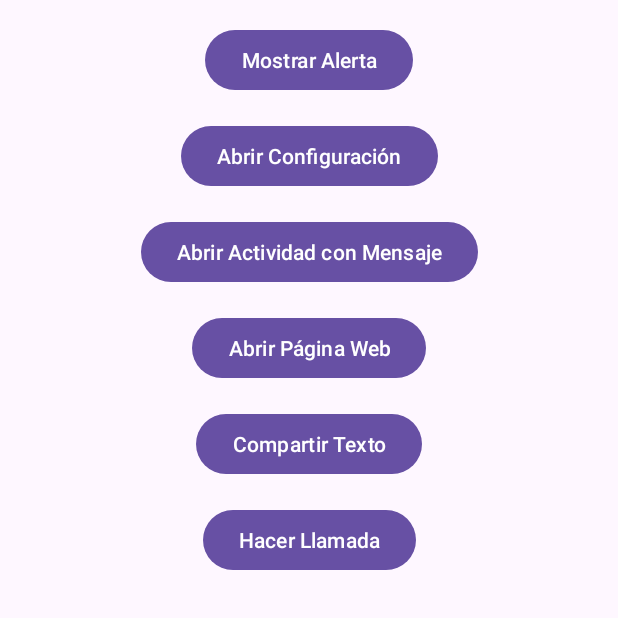
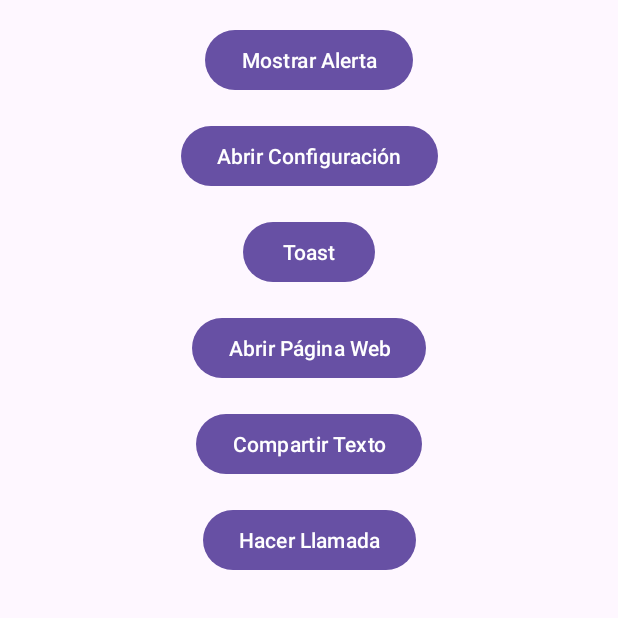
Before and after one commit to IKER1208/intents, an Android app: the screen it shows after launch (MainActivity), on a phone screen of 412 x 824 dp, the top half of it. Run offline under Robolectric (Android 15) with nearby library versions, the phone set to English and light mode, and no system bars.

Commit message:
nuevo intent

```diff
--- a/app/src/main/java/com/example/intents/MainActivity.java
+++ b/app/src/main/java/com/example/intents/MainActivity.java
@@ -4,6 +4,8 @@ import android.content.Intent;
 import android.net.Uri;
 import android.os.Bundle;
 import android.widget.Button;
+import android.widget.Toast;
+
 import androidx.activity.EdgeToEdge;
 import androidx.appcompat.app.AppCompatActivity;
 import androidx.core.graphics.Insets;
@@ -16,11 +18,9 @@ public class MainActivity extends AppCompatActivity {
     protected void onCreate(Bundle savedInstanceState) {
         super.onCreate(savedInstanceState);
 
-        // Habilitar Edge to Edge
         EdgeToEdge.enable(this);
         setContentView(R.layout.activity_main);
 
-        // Aplicar Window Insets para manejar los márgenes con las barras del sistema
         ViewCompat.setOnApplyWindowInsetsListener(findViewById(R.id.main), (v, insets) -> {
             Insets systemBars = insets.getInsets(WindowInsetsCompat.Type.systemBars());
             v.setPadding(systemBars.left, systemBars.top, systemBars.right, systemBars.bottom);
@@ -43,12 +43,10 @@ public class MainActivity extends AppCompatActivity {
             startActivity(intent);
         });
 
-        // 3. Botón para abrir la misma actividad con un mensaje (no funciona;()
-        Button btnAbrirConMensaje = findViewById(R.id.btnAbrirConMensaje);
-        btnAbrirConMensaje.setOnClickListener(v -> {
-            Intent intent = new Intent(MainActivity.this, MainActivity.class);
-            intent.putExtra("mensaje", "Hola desde la misma actividad!");
-            startActivity(intent);
+        // 3. boton pra abrir un toast
+        Button btnMostrarToast = findViewById(R.id.btnAbrirConMensaje);
+        btnMostrarToast.setOnClickListener(v -> {
+            Toast.makeText(MainActivity.this, "HOLA", Toast.LENGTH_SHORT).show();
         });
 
         // ------------------ Intents Implícitos ------------------
--- a/app/src/main/res/layout/activity_main.xml
+++ b/app/src/main/res/layout/activity_main.xml
@@ -31,11 +31,12 @@
         android:id="@+id/btnAbrirConMensaje"
         android:layout_width="wrap_content"
         android:layout_height="wrap_content"
-        android:text="Abrir Actividad con Mensaje"
+        android:text="Toast"
         app:layout_constraintTop_toBottomOf="@+id/btnAbrirConfiguracion"
         app:layout_constraintStart_toStartOf="parent"
         app:layout_constraintEnd_toEndOf="parent"
         android:layout_marginTop="16dp" />
+
 
     <Button
         android:id="@+id/btnPagina"
```
